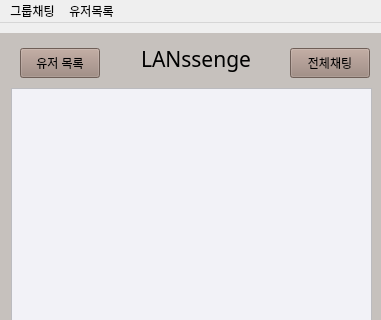
Above: src/client/gui/mainwindow.ui from TaehyunJeon0203/lanssenger before the change; both pictures show x 0 to 381 and y 0 to 320 of the 381 by 690 pixel window. Below: the same form after it.
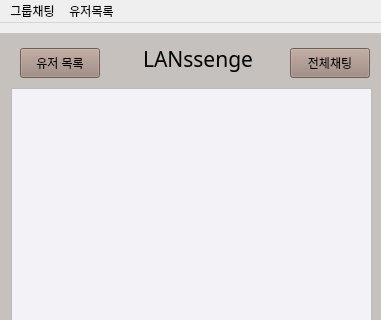
That is the form after the change. The open tabs and pages were chosen to show the change.

Commit message: Design : 버튼 위치 조절/ 채팅창 화면 크기 변경

Diff of the .ui file:
```diff
--- a/src/client/gui/mainwindow.ui
+++ b/src/client/gui/mainwindow.ui
@@ -186,7 +186,7 @@
      <widget class="QLabel" name="currentRoomLabel">
       <property name="geometry">
        <rect>
-        <x>141</x>
+        <x>143</x>
         <y>10</y>
         <width>111</width>
         <height>31</height>
```
Left out of the diff: 2 changed lines with no effect on the pictures. The commit also changes 1 other file.
